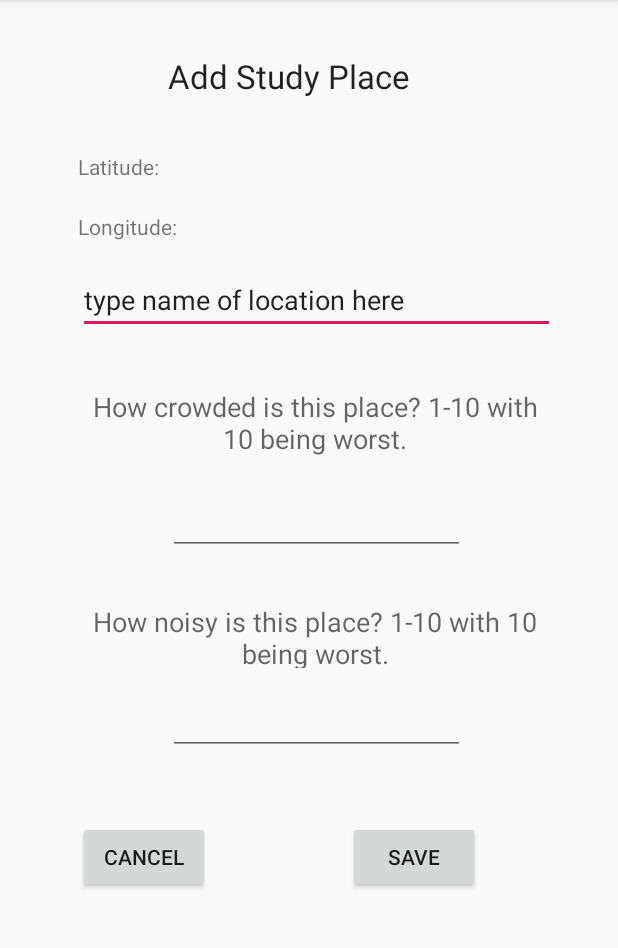
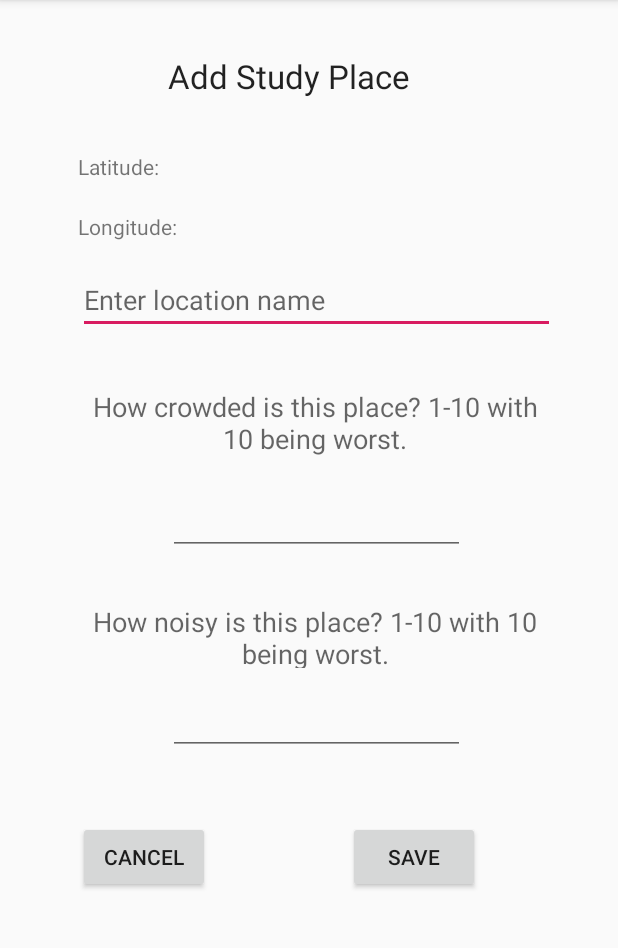
Before and after one commit to winterfreddy/StudyWhere, an Android app: the StudyPlaceInfo screen opened directly, with no data from a screen before it, on a phone screen of 412 x 824 dp, the part 84-1032 px from its top. Run offline under Robolectric (Android 15) with nearby library versions, the phone set to English and light mode, and no system bars; our stand-ins replace Firebase (no records; nobody signed in at launch, a user with empty details on screens opened directly); 2 statements that could not run were skipped.

Commit message:
Added new Location class. Modified StudyPlaceInfo to be able to write to FirebaseFirestore and implemented ScrollView.

```diff
--- a/app/build.gradle
+++ b/app/build.gradle
@@ -34,6 +34,7 @@ dependencies {
     // Google services
     implementation 'com.google.android.gms:play-services-maps:16.1.0'
     implementation 'com.google.android.gms:play-services-location:16.0.0'
+    implementation 'com.google.firebase:firebase-database:17.0.0'
 }
 
 apply plugin: 'com.google.gms.google-services'
--- a/app/src/main/java/com/example/studywhere/StudyPlaceInfo.java
+++ b/app/src/main/java/com/example/studywhere/StudyPlaceInfo.java
@@ -3,35 +3,79 @@ package com.example.studywhere;
 import android.content.Intent;
 import android.support.v7.app.AppCompatActivity;
 import android.os.Bundle;
+import android.view.View;
+import android.widget.Button;
+import android.widget.EditText;
 import android.widget.TextView;
+import android.widget.Toast;
+
+import com.google.firebase.database.DatabaseReference;
+import com.google.firebase.database.FirebaseDatabase;
+import com.google.firebase.firestore.FirebaseFirestore;
+import com.google.firebase.firestore.GeoPoint;
 
 public class StudyPlaceInfo extends AppCompatActivity {
+
+    //private DatabaseReference mDatabase;
+    private FirebaseFirestore db;
 
     @Override
     protected void onCreate(Bundle savedInstanceState) {
         super.onCreate(savedInstanceState);
         setContentView(R.layout.activity_study_place_info);
 
+        db = FirebaseFirestore.getInstance();
+
         Intent intent = getIntent();
         Bundle coordinates = intent.getExtras();
-        String latitude = coordinates.getString("LATITUDE");
-        String longitude = coordinates.getString("LONGITUDE");
+        final String latitude = coordinates.getString("LATITUDE");
+        final String longitude = coordinates.getString("LONGITUDE");
 
-        TextView lattv = findViewById(R.id.latTextRes);
+        final TextView lattv = findViewById(R.id.latTextRes);
         lattv.setText(latitude);
 
         TextView longtv = findViewById(R.id.longTextRes);
         longtv.setText(longitude);
+
+        final Button saveButton = findViewById(R.id.savebutton);
+        saveButton.setOnClickListener(new View.OnClickListener() {
+            @Override
+            public void onClick(View v) {
+                Double latd = new Double(latitude);
+                Double longd = new Double(longitude);
+                saveLocation(latd, longd);
+                finish();
+            }
+        });
+
+        final Button cancelButton = findViewById(R.id.cancelbutton);
+        cancelButton.setOnClickListener(new View.OnClickListener() {
+            @Override
+            public void onClick(View v) {
+                finish();
+            }
+        });
+
     }
 
-    //TODO
-    //set cancel button to go back to previous screen
+    private void saveLocation(Double c1_lat, Double c2_long){
 
-    //TODO
-    //Save location name to firestore
-    //Save coordinates to firestore as geopoint
-    //Save crowdedness to firestore
-    //Save noiseness to firestore
+        GeoPoint geoPoint = new GeoPoint(c1_lat, c2_long);
 
-    //set save button to save all information and send to firestore
+        EditText nameLocation = findViewById(R.id.locationName);
+        String mNameLocation = nameLocation.getText().toString();
+
+        EditText rateCrowdedness = findViewById(R.id.CrowdinessRate);
+        String mRateCrowdedness = rateCrowdedness.getText().toString();
+
+        EditText rateNoise = findViewById(R.id.NoisenessRate);
+        String mRateNoise = rateNoise.getText().toString();
+
+        Location location = new Location(mRateCrowdedness, geoPoint, mRateNoise);
+
+        db.collection("study locations").document(mNameLocation).set(location);
+
+
+    }
+
 }
--- a/app/src/main/res/layout/activity_study_place_info.xml
+++ b/app/src/main/res/layout/activity_study_place_info.xml
@@ -1,5 +1,18 @@
 <?xml version="1.0" encoding="utf-8"?>
-<android.support.constraint.ConstraintLayout xmlns:android="http://schemas.android.com/apk/res/android"
+
+<ScrollView xmlns:android="http://schemas.android.com/apk/res/android"
+    android:id="@+id/ScrollView01"
+    android:layout_width="match_parent"
+    android:layout_height="match_parent"
+    android:fillViewport="true"
+    android:scrollbars="none" >
+
+    <LinearLayout
+        android:layout_width = "match_parent"
+        android:layout_height = "match_parent">
+
+<android.support.constraint.ConstraintLayout
+    xmlns:android="http://schemas.android.com/apk/res/android"
     xmlns:app="http://schemas.android.com/apk/res-auto"
     xmlns:tools="http://schemas.android.com/tools"
     android:layout_width="match_parent"
@@ -80,7 +93,7 @@
         android:ems="10"
         android:importantForAutofill="no"
         android:inputType="textPersonName"
-        android:text="@string/type_name_of_location_here"
+        android:hint="Enter location name"
         app:layout_constraintEnd_toEndOf="parent"
         app:layout_constraintHorizontal_bias="0.0"
         app:layout_constraintStart_toStartOf="parent"
@@ -137,7 +150,7 @@
         app:layout_constraintTop_toBottomOf="@+id/CrowdinessRate" />
 
     <EditText
-        android:id="@+id/editText3"
+        android:id="@+id/NoisenessRate"
         android:layout_width="198dp"
         android:layout_height="46dp"
         android:layout_marginStart="112dp"
@@ -161,7 +174,7 @@
         android:layout_marginTop="44dp"
         android:text="CANCEL"
         app:layout_constraintStart_toStartOf="parent"
-        app:layout_constraintTop_toBottomOf="@+id/editText3" />
+        app:layout_constraintTop_toBottomOf="@+id/NoisenessRate" />
 
     <Button
         android:id="@+id/savebutton"
@@ -176,6 +189,10 @@
         app:layout_constraintEnd_toEndOf="parent"
         app:layout_constraintHorizontal_bias="0.0"
         app:layout_constraintStart_toEndOf="@+id/cancelbutton"
-        app:layout_constraintTop_toBottomOf="@+id/editText3" />
+        app:layout_constraintTop_toBottomOf="@+id/NoisenessRate" />
 
 </android.support.constraint.ConstraintLayout>
+
+    </LinearLayout>
+
+</ScrollView>
```
Also changed, not shown: app/src/main/java/com/example/studywhere/Location.java (added, +52 -0 lines), app/src/main/java/com/example/studywhere/ViewMapOnly.java (+7 -12 lines).
